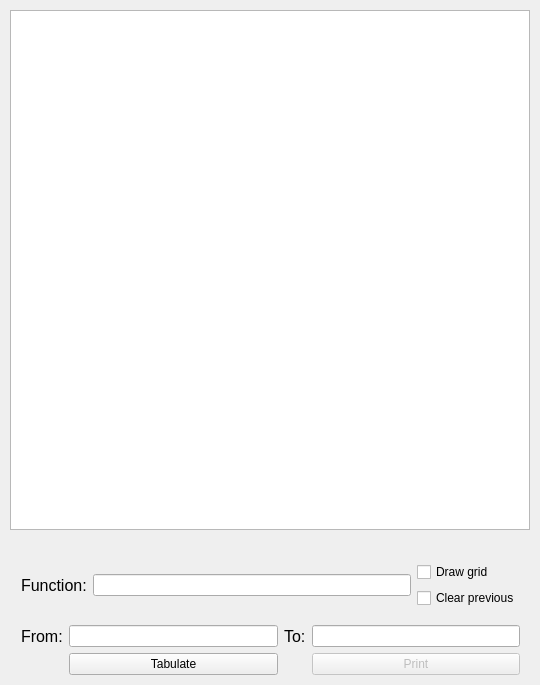
The window that src/widget.ui (knorrus/parser) describes before a commit, drawn with Qt 5.
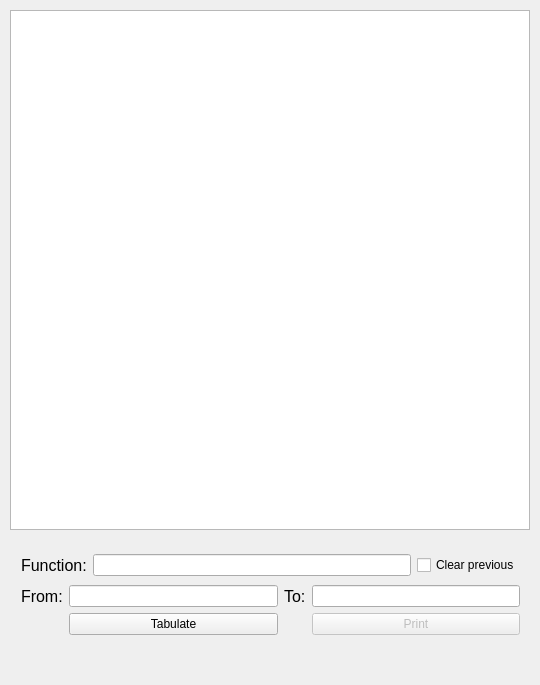
The same window after the commit.

The edit to the form file:
```diff
--- a/src/widget.ui
+++ b/src/widget.ui
@@ -53,18 +53,48 @@
     </size>
    </property>
   </widget>
-  <widget class="QWidget" name="layoutWidget">
+  <widget class="QWidget" name="">
    <property name="geometry">
     <rect>
      <x>10</x>
      <y>540</y>
      <width>521</width>
-     <height>157</height>
+     <height>111</height>
     </rect>
    </property>
-   <layout class="QGridLayout" name="gridLayout_4">
-    <item row="1" column="0">
-     <layout class="QGridLayout" name="gridLayout_2">
+   <layout class="QVBoxLayout" name="verticalLayout">
+    <item>
+     <layout class="QHBoxLayout" name="horizontalLayout">
+      <item>
+       <widget class="QLabel" name="label_3">
+        <property name="font">
+         <font>
+          <pointsize>12</pointsize>
+         </font>
+        </property>
+        <property name="text">
+         <string>Function:</string>
+        </property>
+       </widget>
+      </item>
+      <item>
+       <widget class="QLineEdit" name="functionName"/>
+      </item>
+      <item>
+       <layout class="QGridLayout" name="gridLayout_3">
+        <item row="0" column="0">
+         <widget class="QCheckBox" name="checkBox_2">
+          <property name="text">
+           <string>Clear previous</string>
+          </property>
+         </widget>
+        </item>
+       </layout>
+      </item>
+     </layout>
+    </item>
+    <item>
+     <layout class="QGridLayout" name="gridLayout">
       <item row="0" column="0">
        <widget class="QLabel" name="label_2">
         <property name="font">
@@ -95,14 +125,14 @@
       <item row="0" column="3">
        <widget class="QLineEdit" name="intervalEnd"/>
       </item>
-      <item row="2" column="1">
+      <item row="1" column="1">
        <widget class="QPushButton" name="check">
         <property name="text">
          <string>Tabulate</string>
         </property>
        </widget>
       </item>
-      <item row="2" column="3">
+      <item row="1" column="3">
        <widget class="QPushButton" name="print">
         <property name="enabled">
          <bool>false</bool>
@@ -114,43 +144,6 @@
       </item>
      </layout>
     </item>
-    <item row="0" column="0">
-     <layout class="QGridLayout" name="gridLayout">
-      <item row="1" column="0">
-       <widget class="QLabel" name="label_3">
-        <property name="font">
-         <font>
-          <pointsize>12</pointsize>
-         </font>
-        </property>
-        <property name="text">
-         <string>Function:</string>
-        </property>
-       </widget>
-      </item>
-      <item row="1" column="2">
-       <layout class="QGridLayout" name="gridLayout_3">
-        <item row="1" column="0">
-         <widget class="QCheckBox" name="checkBox_2">
-          <property name="text">
-           <string>Clear previous</string>
-          </property>
-         </widget>
-        </item>
-        <item row="0" column="0">
-         <widget class="QCheckBox" name="checkBox">
-          <property name="text">
-           <string>Draw grid</string>
-          </property>
-         </widget>
-        </item>
-       </layout>
-      </item>
-      <item row="1" column="1">
-       <widget class="QLineEdit" name="functionName"/>
-      </item>
-     </layout>
-    </item>
    </layout>
   </widget>
  </widget>
```
